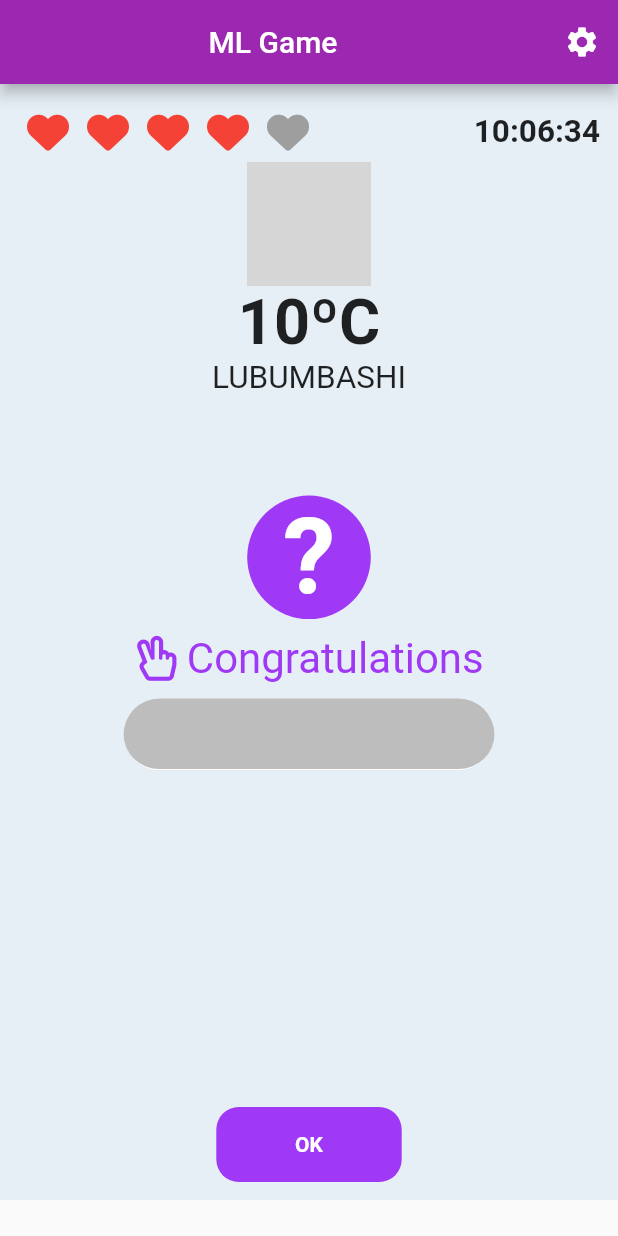
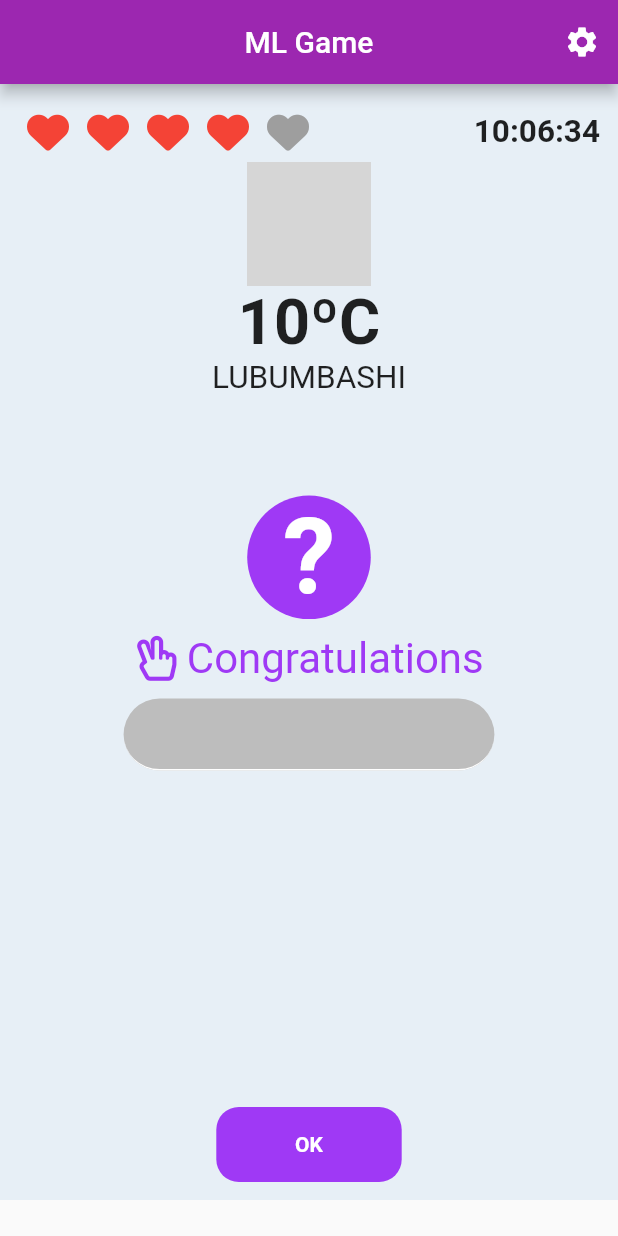
Before and after one commit to lyabs243/flutter-bloc-testing-app, a Flutter app: the screen it shows after launch, on a phone screen of 412 x 824 dp. Run offline on Flutter 3.47's test engine with Material 2 defaults, Android fonts, the phone set to English and light mode, and no system bars; drawn by our look-alikes of flutter_rating_bar; our stand-ins replace dio, fluttericon; network calls fail; grey boxes are pictures that could not be loaded.

```diff
--- a/lib/constants/constants.dart
+++ b/lib/constants/constants.dart
@@ -1,3 +1,6 @@
 const LANG_CODE = 'en';
 
 List<String> languages = ['en'];
+
+const PAGE_SETTINGS = '/settings';
+const PAGE_HOME = '/';
--- a/lib/main.dart
+++ b/lib/main.dart
@@ -1,69 +1,39 @@
 import 'package:flutter/material.dart';
 import 'package:flutter_localizations/flutter_localizations.dart';
+import 'package:flutter_structure/presentation/router/app_router.dart';
 import 'presentation/languages/localizations.dart';
 import 'presentation/screens/home/home.dart';
 import 'constants/constants.dart';
 import 'presentation/styles/styles.dart';
 
 void main() {
-  String langCode = LANG_CODE;
 
-  runApp(MaterialApp(
-    localizationsDelegates: [
-      MyLocalizationsDelegate(),
-      GlobalMaterialLocalizations.delegate,
-      GlobalWidgetsLocalizations.delegate
-    ],
-    onGenerateTitle: (BuildContext context) =>
-    MyLocalizations.of(context)?.localization['app_title'],
-    locale: Locale(langCode),
-    supportedLocales: [Locale('en')],
-    debugShowCheckedModeBanner: false,
-    theme: lightTheme,
-    home: MyApp(),
-  ));
+  runApp(MyApp(appRouter: AppRouter(),));
 }
 
-class MyApp extends StatefulWidget {
+class MyApp extends StatelessWidget {
 
-  @override
-  State<StatefulWidget> createState() {
-    return _MyAppState();
-  }
+  final AppRouter appRouter;
 
-}
-
-class _MyAppState extends State<MyApp> {
-
-  String langCode = LANG_CODE;
-
-  @override
-  void initState() {
-    super.initState();
-  }
-
-  Future initApp() async {
-
-  }
+  const MyApp({Key? key, required this.appRouter,}) : super(key: key);
 
   @override
   Widget build(BuildContext context) {
 
-    return FutureBuilder(
-      // Initialize FlutterFire:
-      future: initApp(),
-      builder: (context, snapshot) {
+    String langCode = LANG_CODE;
 
-        if (snapshot.connectionState == ConnectionState.done) {
-          return HomePage();
-        }
-
-        return Scaffold(
-          body: Center(
-            child: CircularProgressIndicator(),
-          ),
-        );
-      },
+    return MaterialApp(
+      localizationsDelegates: [
+        MyLocalizationsDelegate(),
+        GlobalMaterialLocalizations.delegate,
+        GlobalWidgetsLocalizations.delegate
+      ],
+      onGenerateTitle: (BuildContext context) => MyLocalizations.of(context)?.localization['app_title'],
+      locale: Locale(langCode),
+      supportedLocales: [Locale('en')],
+      debugShowCheckedModeBanner: false,
+      theme: lightTheme,
+      onGenerateRoute: appRouter.onGenerateRoute,
     );
   }
 }
--- /dev/null
+++ b/lib/presentation/components/page_body.dart
@@ -0,0 +1,34 @@
+import 'package:flutter/material.dart';
+
+class PageBody extends StatelessWidget {
+
+  String title;
+  List<Widget> actions;
+  Widget child;
+
+  PageBody({required this.title, required this.child, this.actions: const []});
+
+  @override
+  Widget build(BuildContext context) {
+
+    AppBar appBar = AppBar(
+      title: Text(title),
+      centerTitle: true,
+      actions: actions,
+    );
+
+    return Scaffold(
+      appBar: appBar,
+      body: SingleChildScrollView(
+        child: Container(
+          padding: EdgeInsets.all(12),
+          color: Color(0xFFE7EFF6),
+          height: MediaQuery.of(context).size.height - appBar.preferredSize.height - 24,
+          width: MediaQuery.of(context).size.width,
+          child: this.child,
+        ),
+      ),
+    );
+  }
+
+}
--- /dev/null
+++ b/lib/presentation/router/app_router.dart
@@ -0,0 +1,21 @@
+import 'package:flutter/material.dart';
+import 'package:flutter_structure/constants/constants.dart';
+import 'package:flutter_structure/presentation/screens/home/home.dart';
+import 'package:flutter_structure/presentation/screens/settings_page/settings_page.dart';
+
+class AppRouter {
+  Route? onGenerateRoute(RouteSettings settings) {
+    switch (settings.name) {
+      case PAGE_HOME:
+        return MaterialPageRoute(
+          builder: (_) => HomePage()
+        );
+      case PAGE_SETTINGS:
+        return MaterialPageRoute(
+          builder: (_) => SettingsPage()
+        );
+      default:
+        return null;
+    }
+  }
+}
--- a/lib/presentation/screens/home/home.dart
+++ b/lib/presentation/screens/home/home.dart
@@ -1,6 +1,8 @@
 import 'package:flutter/cupertino.dart';
 import 'package:flutter/material.dart';
+import 'package:flutter_structure/constants/constants.dart';
 import 'package:flutter_structure/presentation/components/edit_text.dart';
+import 'package:flutter_structure/presentation/components/page_body.dart';
 import 'package:flutter_structure/presentation/screens/home/components/app_button.dart';
 import 'package:flutter_structure/presentation/screens/home/components/weather_error_widget.dart';
 import 'package:flutter_structure/presentation/screens/home/components/weather_widget.dart';
@@ -26,14 +28,12 @@ class _HomePageState extends State<HomePage> {
   @override
   Widget build(BuildContext context) {
 
-    AppBar appBar = AppBar(
-      title: Center(
-        child: Text(MyLocalizations.instanceLocalization['app_title']),
-      ),
+    return PageBody(
+      title: MyLocalizations.instanceLocalization['app_title'],
       actions: [
         IconButton(
             onPressed: () {
-
+              Navigator.of(context).pushNamed(PAGE_SETTINGS);
             },
             icon: Icon(
               Icons.settings,
@@ -41,16 +41,6 @@ class _HomePageState extends State<HomePage> {
             )
         )
       ],
-    );
-
-    return Scaffold(
-      appBar: appBar,
-      body: SingleChildScrollView(
-        child: Container(
-          padding: EdgeInsets.all(12),
-          color: Color(0xFFE7EFF6),
-          height: MediaQuery.of(context).size.height - appBar.preferredSize.height - 24,
-          width: MediaQuery.of(context).size.width,
       child: Column(
         mainAxisAlignment: MainAxisAlignment.spaceBetween,
         children: [
@@ -220,8 +210,6 @@ class _HomePageState extends State<HomePage> {
           )
         ],
       ),
-        ),
-      ),
     );
   }
 
```
Also changed, not shown: assets/i18n/en.json (+6 -1 lines), lib/presentation/screens/settings_page/settings_page.dart (added, +25 -0 lines). Lines whose indentation alone changed are shown as unchanged.
